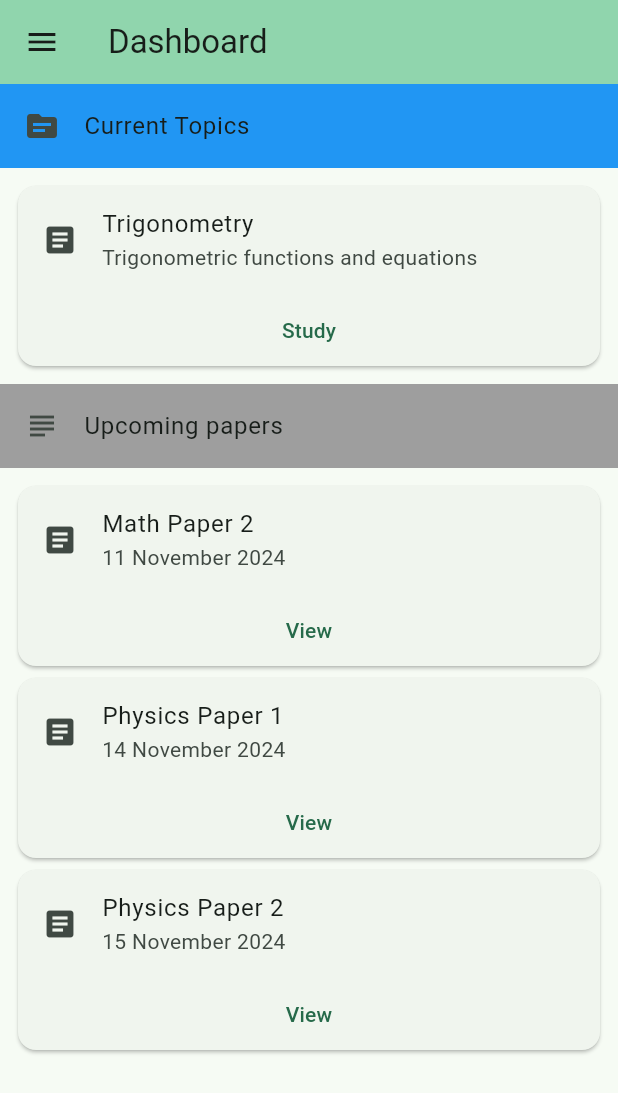
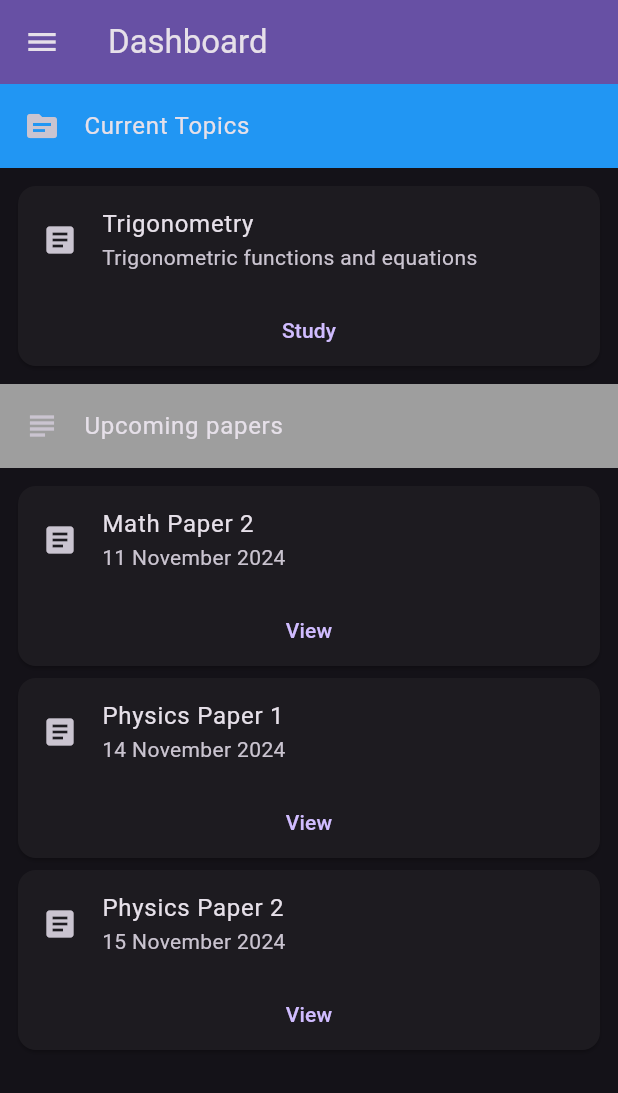
Before and after one commit to Daru-san/Studyx, a Flutter app: the screen it shows after launch, on a phone screen of 412 x 824 dp. Shown: the top 1093 px of the screen. Run offline on Flutter 3.47's test engine with Material 3 defaults, Android fonts, the phone set to English and light mode, and no system bars; missing offline and left inert: flutter_settings_ui, window_manager.

Commit message:
src/main: declare theme as a variable

```diff
--- a/lib/main.dart
+++ b/lib/main.dart
@@ -9,6 +9,7 @@ void main() {
   });
 }
 
+var currentTheme = ThemeData.dark(useMaterial3: true);
 class MyApp extends StatelessWidget {
   const MyApp({super.key});
 
@@ -17,10 +18,7 @@ class MyApp extends StatelessWidget {
   Widget build(BuildContext context) {
     return MaterialApp(
       title: 'Studyx',
-      theme: ThemeData(
-        colorScheme: ColorScheme.fromSeed(seedColor: Colors.greenAccent),
-        useMaterial3: true,
-      ),
+      theme: currentTheme,
       home: const MyHomePage(title: 'Dashboard'),
     );
   }
```
